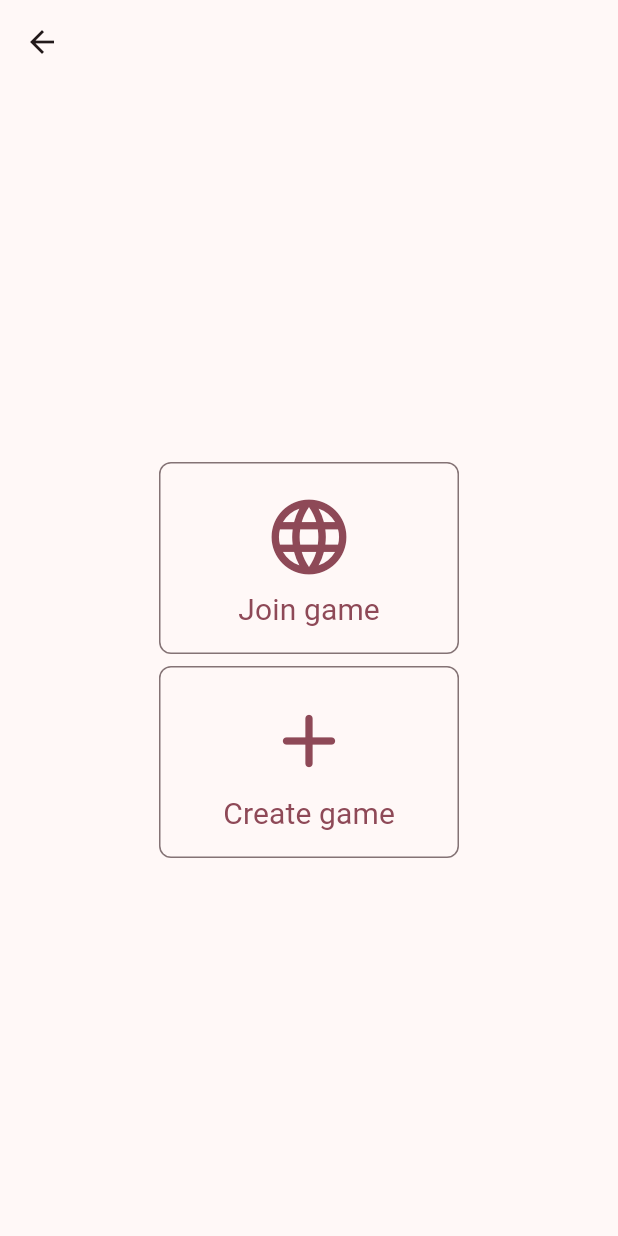
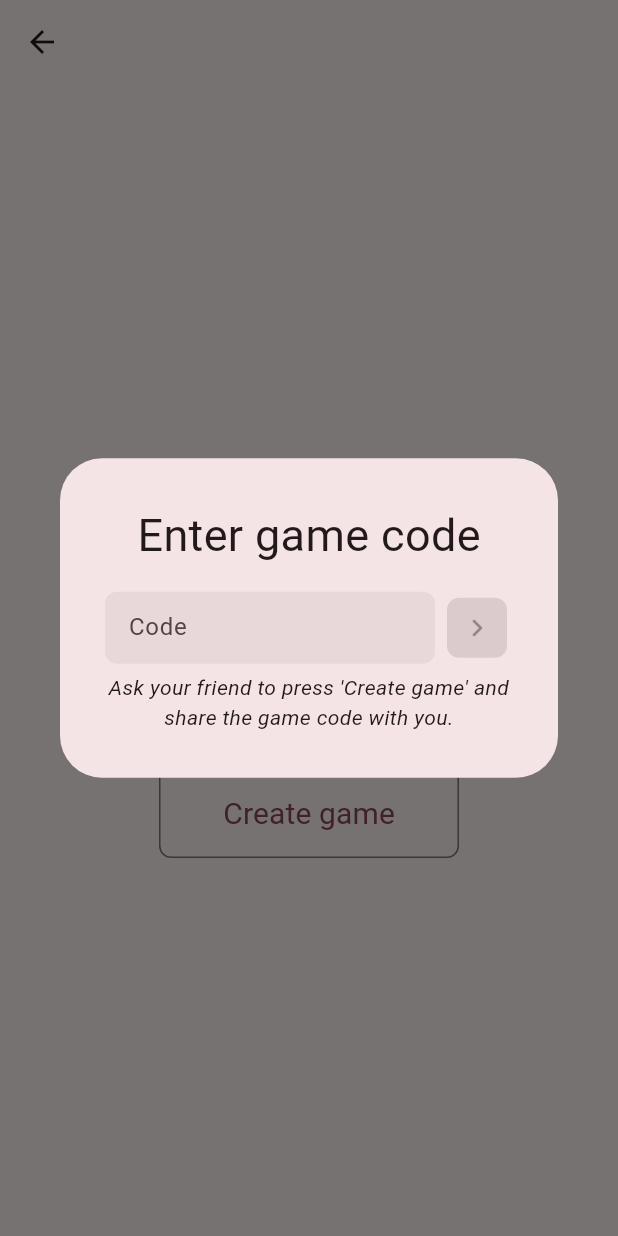
Before and after one commit to zeeshanok/tictactoe, a Flutter app: the OnlinePage screen opened by its route, after a tap on "Join game", on a phone screen of 412 x 824 dp. Run offline on Flutter 3.47's test engine with Material 2 defaults, Android fonts, the phone set to English and light mode, and no system bars; our stand-ins replace cached_network_image, dio, flutter_animate, flutter_dotenv, get_it, go_router and 3 more; missing offline and left inert: smooth_scroll_multiplatform; accounts and stored records are empty; network calls fail.

Commit message:
feat: add join game for all platforms

```diff
--- a/app/lib/common/logic/player.dart
+++ b/app/lib/common/logic/player.dart
@@ -19,8 +19,10 @@ extension PlayerTypeUtils on PlayerType {
 }
 
 abstract class Player {
-  String get displayName;
   String get internalName;
+
+  String get turnText;
+  String get winText;
 
   /// Get player's next move given the current state of the board
   Future<Cell?> getMove(TicTacToe board);
@@ -30,27 +32,37 @@ class LocalPlayer implements Player {
   /// Stream of moves that the local player plays.
   /// Moves should be added to this stream from the UI.
   final Stream<Cell> _moveStream;
-  @override
-  String get displayName => _displayName;
-  final String _displayName;
 
   @override
   String get internalName => _internalName;
   final String _internalName;
 
+  @override
+  String get turnText => gameType == GameType.localMultiplayer
+      ? "${playerType.name}'s turn"
+      : "Your turn";
+
+  @override
+  String get winText => gameType == GameType.localMultiplayer
+      ? "${playerType.name} wins"
+      : "You win";
+
+  final PlayerType playerType;
+  final GameType gameType;
+
   LocalPlayer({
     required Stream<Cell> moveStream,
-    required PlayerType playerType,
     required String internalName,
+    required this.playerType,
+    required this.gameType,
+    String? displayName,
   })  : _moveStream = moveStream.asBroadcastStream(),
-        _displayName = playerType.name,
         _internalName = internalName;
 
   @override
   Future<Cell?> getMove(TicTacToe board) async {
     // The `board` parameter has no use here since the ui
     // passes in the moves of the player.
-    debugPrint("waiting for move");
 
     return await _moveStream.firstOrNull;
   }
@@ -59,9 +71,6 @@ class LocalPlayer implements Player {
 class MiniMaxComputerPlayer implements Player {
   /// The player type assigned to us
   final PlayerType playerType;
-
-  @override
-  String get displayName => "Computer (${playerType.name})";
 
   @override
   final String internalName;
@@ -123,12 +132,17 @@ class MiniMaxComputerPlayer implements Player {
     ]))[0] as (int, int);
     return Cell.fromIndex(result.$1);
   }
+
+  @override
+  String get turnText => "Computer's turn (${playerType.name})";
+
+  @override
+  String get winText => "Computer wins(${playerType.name})";
 }
 
 class WebSocketPlayer implements Player {
   final User _user;
 
-  @override
   String get displayName => _user.username ?? "unknown username";
 
   @override
@@ -177,4 +191,10 @@ class WebSocketPlayer implements Player {
       _moveStreamController.sink.add(Cell(data));
     }
   }
+
+  @override
+  String get turnText => "$displayName's turn";
+
+  @override
+  String get winText => "$displayName wins";
 }
--- /dev/null
+++ b/app/lib/common/widgets/default_dialog.dart
@@ -0,0 +1,27 @@
+import 'package:flutter/material.dart';
+
+class DefaultDialog extends StatelessWidget {
+  const DefaultDialog({
+    super.key,
+    this.height,
+    this.width,
+    required this.child,
+  });
+
+  final double? height, width;
+  final Widget child;
+
+  @override
+  Widget build(BuildContext context) {
+    return Dialog(
+      child: SizedBox(
+        height: height,
+        width: width,
+        child: Padding(
+          padding: const EdgeInsets.all(30),
+          child: child,
+        ),
+      ),
+    );
+  }
+}
--- a/app/lib/common/widgets/tictactoe_game.dart
+++ b/app/lib/common/widgets/tictactoe_game.dart
@@ -19,9 +19,9 @@ class _TicTacToeGameState extends State<TicTacToeGame> {
       case DrawResult _:
         return "Draw";
       case WinResult win:
-        return "${game.getPlayerFromType(win.playerType).displayName} wins";
+        return game.getPlayerFromType(win.playerType).winText;
       default:
-        return "${game.currentPlayer.displayName}'s turn";
+        return game.currentPlayer.turnText;
     }
   }
 
--- a/app/lib/managers/multiplayer_game.dart
+++ b/app/lib/managers/multiplayer_game.dart
@@ -4,15 +4,22 @@ import 'package:flutter/foundation.dart';
 import 'package:tictactoe/common/logic/player.dart';
 import 'package:web_socket_channel/web_socket_channel.dart';
 
+final _joinedPattern = RegExp(r'^joined(\d+)(x|o)$');
+
 class MultiplayerGameManager extends ChangeNotifier {
   final int gameCode;
   final WebSocketChannel channel;
-  final PlayerType currentUserSide;
+
+  PlayerType get currentUserSide => _currentUserSide;
+  late PlayerType _currentUserSide;
 
   int? get opponentUserId => _opponentUserId;
   int? _opponentUserId;
 
   bool get hasGameStarted => _opponentUserId != null;
+
+  Future<bool> get ready => _completer.future;
+  final _completer = Completer<bool>();
 
   late StreamSubscription _sub;
 
@@ -21,22 +28,36 @@ class MultiplayerGameManager extends ChangeNotifier {
 
   WebSocketSink get sink => channel.sink;
 
-  MultiplayerGameManager(
-      {required this.currentUserSide,
-      required this.gameCode,
-      required this.channel}) {
+  MultiplayerGameManager({
+    required this.gameCode,
+    required this.channel,
+  }) {
     _stream = channel.stream.asBroadcastStream();
     _sub = _stream.listen((data) => _onStreamEvent(data as String));
   }
 
   void _onStreamEvent(String data) {
-    if (data.startsWith('joined')) {
-      _opponentUserId = int.parse(data.replaceFirst('joined', ''));
+    if (data == 'DNE') {
+      _completer.complete(false);
+    }
+    final joinedMatches = _joinedPattern.firstMatch(data.toLowerCase());
+    if (joinedMatches != null) {
+      _opponentUserId = int.parse(joinedMatches.group(1)!);
+      _currentUserSide = switch (joinedMatches.group(2)) {
+        "x" => PlayerType.X,
+        "o" => PlayerType.O,
+        _ => throw UnimplementedError() // unreachable
+      };
+      _completer.complete(true);
       notifyListeners();
+    } else {
+      debugPrint("couldn't match: $data");
     }
   }
 
-  void endGame() {
+  void stopListening() {
     _sub.cancel();
   }
 }
+
+class GameDoesNotExistException implements Exception {}
--- a/app/lib/pages/home/local_multiplayer/local_multiplayer.dart
+++ b/app/lib/pages/home/local_multiplayer/local_multiplayer.dart
@@ -42,11 +42,13 @@ class _LocalMultiplayerPageState extends State<LocalMultiplayerPage> {
       playerX: LocalPlayer(
         moveStream: controllerX!.stream,
         playerType: PlayerType.X,
+        gameType: GameType.localMultiplayer,
         internalName: isX ? id.toString() : _otherPlayer,
       ),
       playerO: LocalPlayer(
         moveStream: controllerO!.stream,
         playerType: PlayerType.O,
+        gameType: GameType.localMultiplayer,
         internalName: !isX ? id.toString() : _otherPlayer,
       ),
       gameType: GameType.localMultiplayer,
--- a/app/lib/pages/home/online/create_game.dart
+++ b/app/lib/pages/home/online/create_game.dart
@@ -2,47 +2,12 @@ import 'package:flutter/material.dart';
 import 'package:flutter_animate/flutter_animate.dart';
 import 'package:provider/provider.dart';
 import 'package:qr_flutter/qr_flutter.dart';
-import 'package:tictactoe/common/responsive_builder.dart';
 import 'package:tictactoe/common/widgets/choose_side.dart';
 import 'package:tictactoe/common/widgets/copyable_text.dart';
-import 'package:tictactoe/common/widgets/labelled_outlined_button.dart';
+import 'package:tictactoe/common/widgets/default_dialog.dart';
 import 'package:tictactoe/common/widgets/loading.dart';
 import 'package:tictactoe/managers/multiplayer_game.dart';
 import 'package:tictactoe/services/multiplayer_service.dart';
-
-class JoinOrCreateGame extends StatelessWidget {
-  const JoinOrCreateGame({super.key, required this.onCreate});
-
-  final void Function() onCreate;
-
-  @override
-  Widget build(BuildContext context) {
-    final children = [
-      LabeledOutlinedButton(
-        label: "Join game",
-        icon: Icons.language_rounded,
-        onPressed: () {},
-      ),
-      const SizedBox.square(dimension: 8),
-      LabeledOutlinedButton(
-        label: "Create game",
-        icon: Icons.add_rounded,
-        onPressed: onCreate,
-      ),
-    ];
-
-    return ResponsiveBuilder(
-      mobileBuilder: (context) => Column(
-        mainAxisSize: MainAxisSize.min,
-        children: children,
-      ),
-      desktopBuilder: (context) => Row(
-        mainAxisSize: MainAxisSize.min,
-        children: children,
-      ),
-    );
-  }
-}
 
 class CreateGameDialog extends StatefulWidget {
   const CreateGameDialog({super.key});
@@ -62,12 +27,9 @@ class _CreateGameDialogState extends State<CreateGameDialog> {
 
   @override
   Widget build(BuildContext context) {
-    return Dialog(
-      child: SizedBox(
+    return DefaultDialog(
       height: 400,
       width: 500,
-        child: Padding(
-          padding: const EdgeInsets.all(30),
       child: PageView(
         controller: _controller,
         physics: const NeverScrollableScrollPhysics(),
@@ -78,8 +40,7 @@ class _CreateGameDialogState extends State<CreateGameDialog> {
               onChoose: (p) async {
                 await _next();
                 setState(() {
-                      _future =
-                          context.read<MultiplayerService>().createGame(p);
+                  _future = context.read<MultiplayerService>().createGame(p);
                 });
               },
             ),
@@ -96,8 +57,6 @@ class _CreateGameDialogState extends State<CreateGameDialog> {
             ),
           )
         ],
-          ),
-        ),
       ),
     );
   }
--- /dev/null
+++ b/app/lib/pages/home/online/join_game.dart
@@ -0,0 +1,100 @@
+import 'package:flutter/material.dart';
+import 'package:flutter/services.dart';
+import 'package:flutter_animate/flutter_animate.dart';
+import 'package:get_it/get_it.dart';
+import 'package:tictactoe/common/utils.dart';
+import 'package:tictactoe/common/widgets/default_dialog.dart';
+import 'package:tictactoe/services/multiplayer_service.dart';
+
+class JoinGameDialog extends StatefulWidget {
+  const JoinGameDialog({super.key});
+
+  @override
+  State<JoinGameDialog> createState() => _JoinGameDialogState();
+}
+
+class _JoinGameDialogState extends State<JoinGameDialog> {
+  final _controller = TextEditingController();
+  bool _enabled = false;
+
+  void onSubmit() {
+    setState(() {
+      _enabled = false;
+    });
+    GetIt.instance<MultiplayerService>()
+        .joinGame(int.parse(_controller.text))
+        .then((manager) => manager.ready.then((success) {
+              if (success) {
+                debugPrint("yes");
+                Navigator.of(context, rootNavigator: true).pop(manager);
+              } else {
+                globalNotify("Game not found");
+              }
+            }));
+  }
+
+  bool _validate(String text) => text.length == 6;
+
+  @override
+  Widget build(BuildContext context) {
+    return DefaultDialog(
+        width: 400,
+        child: Column(
+          mainAxisSize: MainAxisSize.min,
+          mainAxisAlignment: MainAxisAlignment.spaceBetween,
+          children: [
+            const Text("Enter game code", style: TextStyle(fontSize: 30)),
+            const SizedBox(height: 16),
+            Row(
+              crossAxisAlignment: CrossAxisAlignment.center,
+              children: [
+                Expanded(
+                  child: TextFormField(
+                    controller: _controller,
+                    keyboardType: TextInputType.number,
+                    decoration: const InputDecoration(
+                      labelText: "Code",
+                      alignLabelWithHint: true,
+                    ),
+                    textAlign: TextAlign.center,
+                    inputFormatters: [FilteringTextInputFormatter.digitsOnly],
+                    onChanged: (value) {
+                      if (_validate(value)) {
+                        setState(() => _enabled = true);
+                      } else {
+                        setState(() => _enabled = false);
+                      }
+                    },
+                    onFieldSubmitted: (value) {
+                      if (_validate(value)) {
+                        onSubmit();
+                      }
+                    },
+                  ),
+                ),
+                const SizedBox(width: 4),
+                IconButton.filled(
+                  onPressed: _enabled ? onSubmit : null,
+                  icon: AnimatedSwitcher(
+                    duration: 400.ms,
+                    child: const Icon(Icons.chevron_right_rounded),
+                  ),
+                ),
+              ],
+            ),
+            const SizedBox(height: 6),
+            const Text(
+              "Ask your friend to press 'Create game' and share the game code with you.",
+              style: TextStyle(fontStyle: FontStyle.italic),
+              textAlign: TextAlign.center,
+            )
+          ],
+        ));
+  }
+
+  @override
+  void dispose() {
+    _controller.dispose();
+    super.dispose();
+  }
+}
--- a/app/lib/pages/home/online/online.dart
+++ b/app/lib/pages/home/online/online.dart
@@ -4,9 +4,12 @@ import 'package:flutter/material.dart';
 import 'package:get_it/get_it.dart';
 import 'package:tictactoe/common/logic/player.dart';
 import 'package:tictactoe/common/logic/tictactoe.dart';
+import 'package:tictactoe/common/responsive_builder.dart';
+import 'package:tictactoe/common/widgets/labelled_outlined_button.dart';
 import 'package:tictactoe/common/widgets/tictactoe_game.dart';
 import 'package:tictactoe/managers/multiplayer_game.dart';
 import 'package:tictactoe/pages/home/online/create_game.dart';
+import 'package:tictactoe/pages/home/online/join_game.dart';
 import 'package:tictactoe/services/user_service.dart';
 
 class OnlinePage extends StatefulWidget {
@@ -20,30 +23,25 @@ class _OnlinePageState extends State<OnlinePage> {
   TicTacToe? game;
   StreamController<Cell>? controller;
 
-  void doCreateGame() async {
-    final result = await showDialog(
-      context: context,
-      barrierDismissible: false,
-      builder: (context) => const CreateGameDialog(),
-    );
-    if (result is MultiplayerGameManager) {
+  void createGame(MultiplayerGameManager manager) async {
     final users = GetIt.instance<UserService>();
-      final opponent = await users.fetchUserById(result.opponentUserId!);
+    final opponent = await users.fetchUserById(manager.opponentUserId!);
     final currentUser = users.currentUser!;
     if (opponent != null) {
       controller = StreamController();
       final oppPlayer = WebSocketPlayer(
         user: opponent,
-          channel: result.channel,
-          stream: result.stream,
+        channel: manager.channel,
+        stream: manager.stream,
       );
 
       final localPlayer = LocalPlayer(
         moveStream: controller!.stream,
-          playerType: result.currentUserSide,
+        playerType: manager.currentUserSide,
+        gameType: GameType.online,
         internalName: currentUser.id.toString(),
       );
-        final isX = result.currentUserSide == PlayerType.X;
+      final isX = manager.currentUserSide == PlayerType.X;
       setState(() => game = TicTacToe(
             playerX: isX ? localPlayer : oppPlayer,
             playerO: isX ? oppPlayer : localPlayer,
@@ -55,19 +53,38 @@ class _OnlinePageState extends State<OnlinePage> {
               } else {
                 oppPlayer.endGame();
               }
-                result.endGame();
             },
           ));
       game!.startGame();
-      } else {
-        result.endGame();
     }
+    manager.stopListening();
+  }
+
+  void doCreateGame() async {
+    final result = await showDialog(
+      context: context,
+      barrierDismissible: false,
+      builder: (context) => const CreateGameDialog(),
+    );
+    if (result is MultiplayerGameManager) {
+      createGame(result);
+    }
+  }
+
+  void doJoinGame() async {
+    final result = await showDialog(
+      context: context,
+      builder: (context) => const JoinGameDialog(),
+    );
+    if (result is MultiplayerGameManager) {
+      createGame(result);
     }
   }
 
   Widget buildPreGame(BuildContext context) {
     return JoinOrCreateGame(
       onCreate: doCreateGame,
+      onJoin: doJoinGame,
     );
   }
 
@@ -91,3 +108,41 @@ class _OnlinePageState extends State<OnlinePage> {
         )));
   }
 }
+
+class JoinOrCreateGame extends StatelessWidget {
+  const JoinOrCreateGame({
+    super.key,
+    required this.onCreate,
+    required this.onJoin,
+  });
+
+  final void Function() onCreate, onJoin;
+
+  @override
+  Widget build(BuildContext context) {
+    final children = [
+      LabeledOutlinedButton(
+        label: "Join game",
+        icon: Icons.language_rounded,
+        onPressed: onJoin,
+      ),
+      const SizedBox.square(dimension: 8),
+      LabeledOutlinedButton(
+        label: "Create game",
+        icon: Icons.add_rounded,
+        onPressed: onCreate,
+      ),
+    ];
+
+    return ResponsiveBuilder(
+      mobileBuilder: (context) => Column(
+        mainAxisSize: MainAxisSize.min,
+        children: children,
+      ),
+      desktopBuilder: (context) => Row(
+        mainAxisSize: MainAxisSize.min,
+        children: children,
+      ),
+    );
+  }
+}
--- a/app/lib/pages/home/singleplayer/singleplayer.dart
+++ b/app/lib/pages/home/singleplayer/singleplayer.dart
@@ -28,6 +28,7 @@ class _SinglePlayerPageState extends State<SinglePlayerPage> {
     final l = LocalPlayer(
       moveStream: controller!.stream,
       playerType: localPlayer,
+      gameType: GameType.computer,
       internalName: id.toString(),
     );
     final m = MiniMaxComputerPlayer(playerType: localPlayer.flipped);
```
Also changed, not shown: app/lib/common/utils.dart (+14 -1 lines), app/lib/main.dart (+10 -7 lines), app/lib/services/multiplayer_service.dart (+7 -3 lines), 1 other file. Lines whose indentation alone changed are shown as unchanged.
